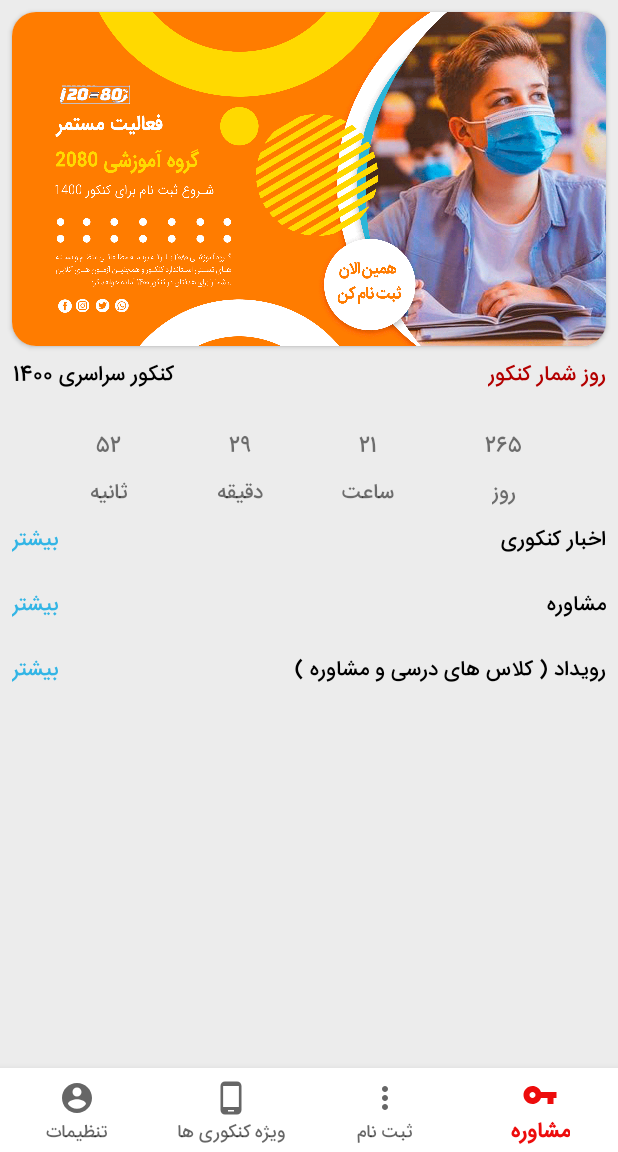
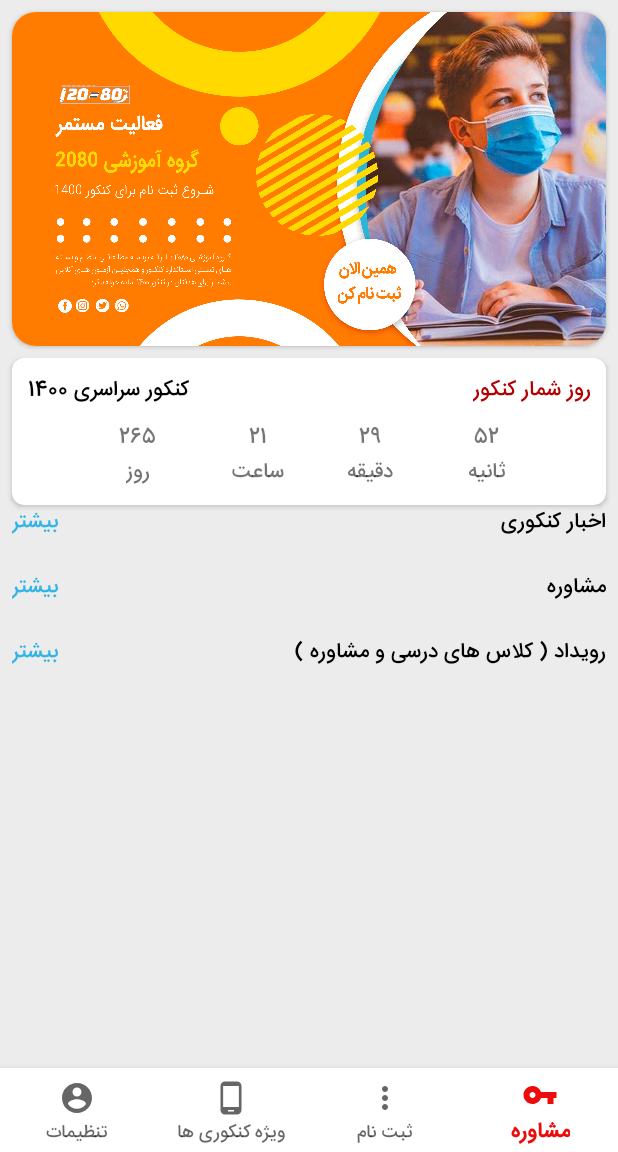
Before and after one commit to arBlueSrc/group2080-online-shop-, an Android app: the screen it shows after launch (MainActivity), on a phone screen of 412 x 824 dp, the part 84-1236 px from its top. Run offline under Robolectric (Android 15) with nearby library versions, the phone set to English and light mode, and no system bars; 4 statements that could not run were skipped.

Commit message:
timer layout

```diff
--- a/app/src/main/res/layout/fragment_home.xml
+++ b/app/src/main/res/layout/fragment_home.xml
@@ -29,145 +29,15 @@
         </androidx.cardview.widget.CardView>
 
         <TextView
-            android:id="@+id/textView10"
-            android:layout_width="wrap_content"
-            android:layout_height="wrap_content"
-            android:layout_marginTop="8dp"
-            android:text="روز شمار کنکور"
-            android:textColor="@color/colorPrimaryDark"
-            app:layout_constraintEnd_toEndOf="@+id/cardView"
-            app:layout_constraintHorizontal_bias="0.0"
-            app:layout_constraintStart_toStartOf="@+id/cardView"
-            app:layout_constraintTop_toBottomOf="@+id/cardView" />
-
-        <TextView
-            android:id="@+id/textView11"
-            android:layout_width="wrap_content"
-            android:layout_height="wrap_content"
-            android:layout_marginTop="8dp"
-            android:text="کنکور سراسری 1400"
-            android:textColor="@android:color/black"
-            app:layout_constraintEnd_toEndOf="@+id/cardView"
-            app:layout_constraintTop_toBottomOf="@+id/cardView" />
-
-        <TextView
-            android:id="@+id/txtTimerSecond"
-            android:layout_width="wrap_content"
-            android:layout_height="wrap_content"
-            android:layout_marginStart="8dp"
-            android:layout_marginLeft="8dp"
-            android:layout_marginTop="24dp"
-            android:layout_marginEnd="8dp"
-            android:layout_marginRight="8dp"
-            android:text="1"
-            app:layout_constraintEnd_toEndOf="parent"
-            app:layout_constraintHorizontal_bias="0.5"
-            app:layout_constraintHorizontal_chainStyle="spread"
-            app:layout_constraintStart_toEndOf="@+id/txtTimerMinute"
-            app:layout_constraintTop_toBottomOf="@+id/textView10" />
-
-        <TextView
-            android:id="@+id/txtTimerMinute"
-            android:layout_width="wrap_content"
-            android:layout_height="wrap_content"
-            android:layout_marginStart="8dp"
-            android:layout_marginLeft="8dp"
-            android:layout_marginEnd="8dp"
-            android:layout_marginRight="8dp"
-            android:text="2"
-            app:layout_constraintBottom_toBottomOf="@+id/txtTimerSecond"
-            app:layout_constraintEnd_toStartOf="@+id/txtTimerSecond"
-            app:layout_constraintHorizontal_bias="0.5"
-            app:layout_constraintHorizontal_chainStyle="spread"
-            app:layout_constraintStart_toEndOf="@+id/txtTimerHour"
-            app:layout_constraintTop_toTopOf="@+id/txtTimerSecond"
-            app:layout_constraintVertical_chainStyle="packed" />
-
-        <TextView
-            android:id="@+id/txtTimerHour"
-            android:layout_width="wrap_content"
-            android:layout_height="wrap_content"
-            android:layout_marginStart="8dp"
-            android:layout_marginLeft="8dp"
-            android:layout_marginEnd="8dp"
-            android:layout_marginRight="8dp"
-            android:text="3"
-            app:layout_constraintBottom_toBottomOf="@+id/txtTimerMinute"
-            app:layout_constraintEnd_toStartOf="@+id/txtTimerMinute"
-            app:layout_constraintHorizontal_bias="0.5"
-            app:layout_constraintHorizontal_chainStyle="spread"
-            app:layout_constraintStart_toEndOf="@+id/txtTimerDay"
-            app:layout_constraintTop_toTopOf="@+id/txtTimerMinute"
-            app:layout_constraintVertical_chainStyle="packed" />
-
-        <TextView
-            android:id="@+id/txtTimerDay"
-            android:layout_width="wrap_content"
-            android:layout_height="wrap_content"
-            android:layout_marginStart="8dp"
-            android:layout_marginLeft="8dp"
-            android:layout_marginEnd="8dp"
-            android:layout_marginRight="8dp"
-            android:text="4"
-            app:layout_constraintBottom_toBottomOf="@+id/txtTimerHour"
-            app:layout_constraintEnd_toStartOf="@+id/txtTimerHour"
-            app:layout_constraintHorizontal_bias="0.5"
-            app:layout_constraintHorizontal_chainStyle="spread"
-            app:layout_constraintStart_toStartOf="parent"
-            app:layout_constraintTop_toTopOf="@+id/txtTimerHour"
-            app:layout_constraintVertical_chainStyle="packed" />
-
-        <TextView
-            android:id="@+id/textView20"
-            android:layout_width="wrap_content"
-            android:layout_height="wrap_content"
-            android:layout_marginTop="8dp"
-            android:text="ثانیه"
-            app:layout_constraintEnd_toEndOf="@+id/txtTimerSecond"
-            app:layout_constraintStart_toStartOf="@+id/txtTimerSecond"
-            app:layout_constraintTop_toBottomOf="@+id/txtTimerSecond" />
-
-        <TextView
-            android:id="@+id/textView21"
-            android:layout_width="wrap_content"
-            android:layout_height="wrap_content"
-            android:text="دقیقه"
-            app:layout_constraintBottom_toBottomOf="@+id/textView20"
-            app:layout_constraintEnd_toEndOf="@+id/txtTimerMinute"
-            app:layout_constraintStart_toStartOf="@+id/txtTimerMinute"
-            app:layout_constraintTop_toTopOf="@+id/textView20" />
-
-        <TextView
-            android:id="@+id/textView22"
-            android:layout_width="wrap_content"
-            android:layout_height="wrap_content"
-            android:text="ساعت"
-            app:layout_constraintBottom_toBottomOf="@+id/textView21"
-            app:layout_constraintEnd_toEndOf="@+id/txtTimerHour"
-            app:layout_constraintStart_toStartOf="@+id/txtTimerHour"
-            app:layout_constraintTop_toTopOf="@+id/textView21" />
-
-        <TextView
-            android:id="@+id/textView23"
-            android:layout_width="wrap_content"
-            android:layout_height="wrap_content"
-            android:text="روز"
-            app:layout_constraintBottom_toBottomOf="@+id/textView22"
-            app:layout_constraintEnd_toEndOf="@+id/txtTimerDay"
-            app:layout_constraintStart_toStartOf="@+id/txtTimerDay"
-            app:layout_constraintTop_toTopOf="@+id/textView22" />
-
-        <TextView
             android:id="@+id/textView12"
             android:layout_width="wrap_content"
             android:layout_height="wrap_content"
             android:layout_marginStart="8dp"
             android:layout_marginLeft="8dp"
-            android:layout_marginTop="8dp"
             android:text="اخبار کنکوری"
             android:textColor="@android:color/black"
             app:layout_constraintStart_toStartOf="parent"
-            app:layout_constraintTop_toBottomOf="@+id/textView23" />
+            app:layout_constraintTop_toBottomOf="@+id/cardView3" />
 
         <androidx.recyclerview.widget.RecyclerView
             android:id="@+id/rv_news"
@@ -266,6 +136,123 @@
             app:layout_constraintEnd_toEndOf="parent"
             app:layout_constraintTop_toTopOf="@+id/textView14" />
 
+        <androidx.cardview.widget.CardView
+            android:id="@+id/cardView3"
+            android:layout_width="0dp"
+            android:layout_height="wrap_content"
+            android:layout_marginTop="8dp"
+            app:cardCornerRadius="@dimen/corner"
+            app:layout_constraintEnd_toEndOf="@+id/cardView"
+            app:layout_constraintStart_toStartOf="@+id/cardView"
+            app:layout_constraintTop_toBottomOf="@+id/cardView">
+
+            <androidx.constraintlayout.widget.ConstraintLayout
+                android:layout_width="match_parent"
+                android:layout_height="match_parent"
+                android:padding="10dp">
+
+                <TextView
+                    android:id="@+id/textView11"
+                    android:layout_width="wrap_content"
+                    android:layout_height="wrap_content"
+                    android:text="کنکور سراسری 1400"
+                    android:textColor="@android:color/black"
+                    app:layout_constraintEnd_toEndOf="parent"
+                    app:layout_constraintTop_toTopOf="parent" />
+
+                <TextView
+                    android:id="@+id/txtTimerMinute"
+                    android:layout_width="wrap_content"
+                    android:layout_height="wrap_content"
+                    android:text="2"
+                    app:layout_constraintEnd_toStartOf="@+id/txtTimerHour"
+                    app:layout_constraintHorizontal_bias="0.5"
+                    app:layout_constraintHorizontal_chainStyle="spread"
+                    app:layout_constraintStart_toEndOf="@+id/txtTimerSecond"
+                    app:layout_constraintTop_toTopOf="@+id/txtTimerSecond" />
+
+                <TextView
+                    android:id="@+id/textView20"
+                    android:layout_width="wrap_content"
+                    android:layout_height="wrap_content"
+                    android:text="ثانیه"
+                    app:layout_constraintEnd_toEndOf="@+id/txtTimerSecond"
+                    app:layout_constraintStart_toStartOf="@+id/txtTimerSecond"
+                    app:layout_constraintTop_toBottomOf="@+id/txtTimerSecond" />
+
+                <TextView
+                    android:id="@+id/txtTimerSecond"
+                    android:layout_width="wrap_content"
+                    android:layout_height="wrap_content"
+                    android:layout_marginTop="8dp"
+                    android:text="1"
+                    app:layout_constraintEnd_toStartOf="@+id/txtTimerMinute"
+                    app:layout_constraintHorizontal_bias="0.5"
+                    app:layout_constraintHorizontal_chainStyle="spread"
+                    app:layout_constraintStart_toStartOf="parent"
+                    app:layout_constraintTop_toBottomOf="@+id/textView10" />
+
+                <TextView
+                    android:id="@+id/textView22"
+                    android:layout_width="wrap_content"
+                    android:layout_height="wrap_content"
+                    android:text="ساعت"
+                    app:layout_constraintEnd_toEndOf="@+id/txtTimerHour"
+                    app:layout_constraintStart_toStartOf="@+id/txtTimerHour"
+                    app:layout_constraintTop_toBottomOf="@+id/txtTimerHour" />
+
+                <TextView
+                    android:id="@+id/textView21"
+                    android:layout_width="wrap_content"
+                    android:layout_height="wrap_content"
+                    android:text="دقیقه"
+                    app:layout_constraintEnd_toEndOf="@+id/txtTimerMinute"
+                    app:layout_constraintStart_toStartOf="@+id/txtTimerMinute"
+                    app:layout_constraintTop_toBottomOf="@+id/txtTimerMinute" />
+
+                <TextView
+                    android:id="@+id/textView23"
+                    android:layout_width="wrap_content"
+                    android:layout_height="wrap_content"
+                    android:text="روز"
+                    app:layout_constraintEnd_toEndOf="@+id/txtTimerDay"
+                    app:layout_constraintStart_toStartOf="@+id/txtTimerDay"
+                    app:layout_constraintTop_toBottomOf="@+id/txtTimerDay" />
+
+                <TextView
+                    android:id="@+id/txtTimerDay"
+                    android:layout_width="wrap_content"
+                    android:layout_height="wrap_content"
+                    android:text="4"
+                    app:layout_constraintEnd_toEndOf="parent"
+                    app:layout_constraintHorizontal_bias="0.5"
+                    app:layout_constraintHorizontal_chainStyle="spread"
+                    app:layout_constraintStart_toEndOf="@+id/txtTimerHour"
+                    app:layout_constraintTop_toTopOf="@+id/txtTimerHour" />
+
+                <TextView
+                    android:id="@+id/txtTimerHour"
+                    android:layout_width="wrap_content"
+                    android:layout_height="wrap_content"
+                    android:text="3"
+                    app:layout_constraintEnd_toStartOf="@+id/txtTimerDay"
+                    app:layout_constraintHorizontal_bias="0.5"
+                    app:layout_constraintHorizontal_chainStyle="spread"
+                    app:layout_constraintStart_toEndOf="@+id/txtTimerMinute"
+                    app:layout_constraintTop_toTopOf="@+id/txtTimerMinute" />
+
+                <TextView
+                    android:id="@+id/textView10"
+                    android:layout_width="wrap_content"
+                    android:layout_height="wrap_content"
+                    android:text="روز شمار کنکور"
+                    android:textColor="@color/colorPrimaryDark"
+                    app:layout_constraintStart_toStartOf="parent"
+                    app:layout_constraintTop_toTopOf="parent" />
+            </androidx.constraintlayout.widget.ConstraintLayout>
+
+        </androidx.cardview.widget.CardView>
+
     </androidx.constraintlayout.widget.ConstraintLayout>
 
 </ScrollView>
```
